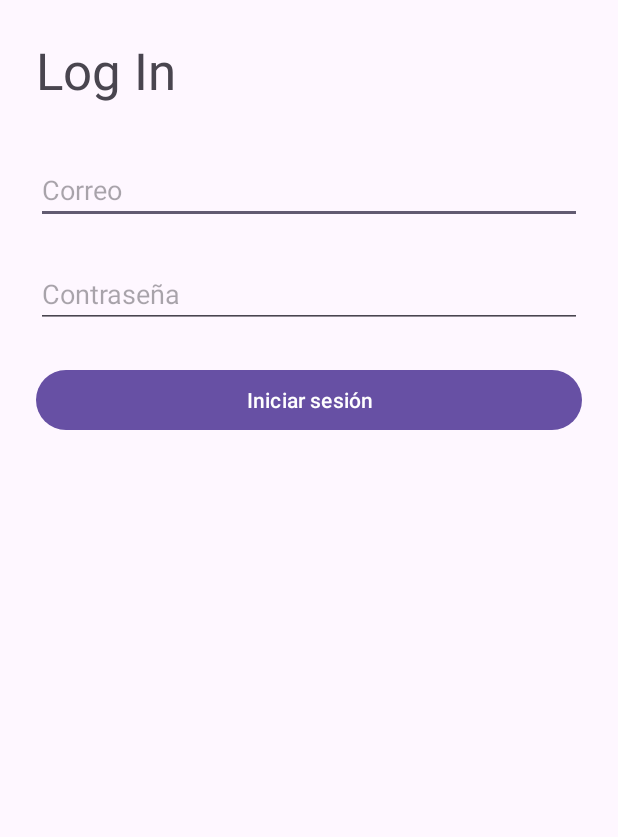
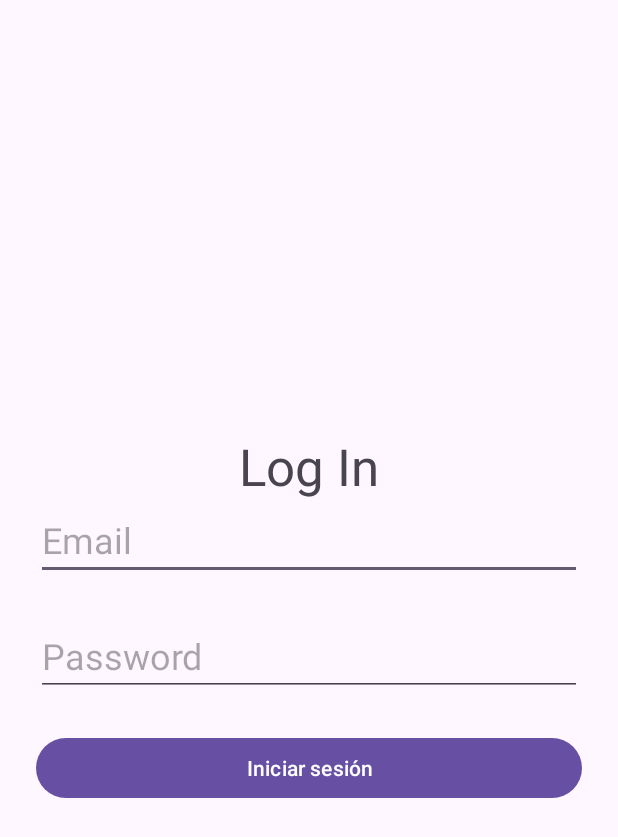
Before and after one commit to yohswha/Taskio, an Android app: the layout activity_login.xml on its own in the app's theme, with its tools: preview values and no code run, on a phone screen of 412 x 824 dp. Shown: the top 837 px of the screen. Run offline under Robolectric (Android 15) with nearby library versions, the phone set to English and light mode, and no system bars.

Commit message:
login updates

```diff
--- a/app/src/main/res/layout/activity_login.xml
+++ b/app/src/main/res/layout/activity_login.xml
@@ -7,44 +7,49 @@
     android:layout_height="match_parent"
     android:padding="24dp">
 
+    <LinearLayout
+        android:layout_width="match_parent"
+        android:layout_height="match_parent"
+        android:gravity="center"
+        android:orientation="vertical"
+        app:layout_constraintBottom_toBottomOf="parent"
+        app:layout_constraintEnd_toEndOf="parent"
+        app:layout_constraintStart_toStartOf="parent"
+        app:layout_constraintTop_toTopOf="parent">
+
         <TextView
             android:id="@+id/textView"
-        android:layout_width="wrap_content"
+            android:layout_width="match_parent"
             android:layout_height="wrap_content"
+            android:gravity="center"
             android:text="@string/login_text"
-        android:textSize="34sp"
-        tools:layout_editor_absoluteX="142dp"
-        tools:layout_editor_absoluteY="31dp" />
+            android:textSize="34sp" />
 
         <EditText
             android:id="@+id/etEmail"
-        android:layout_width="0dp"
+            android:layout_width="match_parent"
             android:layout_height="wrap_content"
-        android:hint="Correo"
+            android:hint="@string/hint_email"
             android:inputType="textEmailAddress"
-        app:layout_constraintTop_toTopOf="parent"
-        app:layout_constraintStart_toStartOf="parent"
-        app:layout_constraintEnd_toEndOf="parent"
-        android:layout_marginTop="80dp"/>
+            android:textSize="24sp" />
 
         <EditText
             android:id="@+id/etPassword"
-        android:layout_width="0dp"
+            android:layout_width="match_parent"
             android:layout_height="wrap_content"
-        android:hint="Contraseña"
+            android:layout_marginTop="24dp"
+            android:hint="@string/hint_password"
             android:inputType="textPassword"
-        app:layout_constraintTop_toBottomOf="@+id/etEmail"
-        app:layout_constraintStart_toStartOf="parent"
-        app:layout_constraintEnd_toEndOf="parent"
-        android:layout_marginTop="24dp"/>
+            android:textAppearance="@style/TextAppearance.AppCompat.Body1"
+            android:textSize="24sp" />
 
         <Button
             android:id="@+id/btnLogin"
-        android:layout_width="0dp"
+            android:layout_width="match_parent"
             android:layout_height="wrap_content"
-        android:text="Iniciar sesión"
-        app:layout_constraintTop_toBottomOf="@+id/etPassword"
-        app:layout_constraintStart_toStartOf="parent"
-        app:layout_constraintEnd_toEndOf="parent"
-        android:layout_marginTop="24dp"/>
+            android:layout_marginTop="24dp"
+            android:text="Iniciar sesión" />
+
+    </LinearLayout>
+
 </androidx.constraintlayout.widget.ConstraintLayout>
--- a/app/src/main/res/values/strings.xml
+++ b/app/src/main/res/values/strings.xml
@@ -1,4 +1,6 @@
 <resources>
     <string name="app_name">Taskio</string>
     <string name="login_text">Log In</string>
+    <string name="hint_password">Password</string>
+    <string name="hint_email">Email</string>
 </resources>
```
Lines whose indentation alone changed are shown as unchanged.
